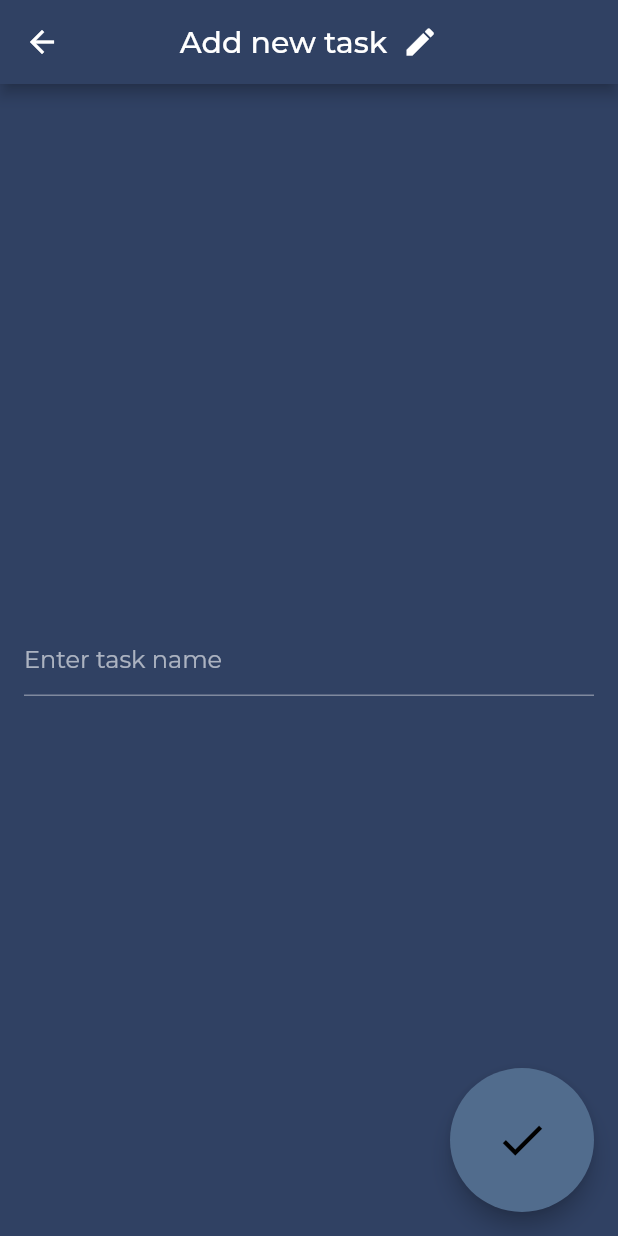
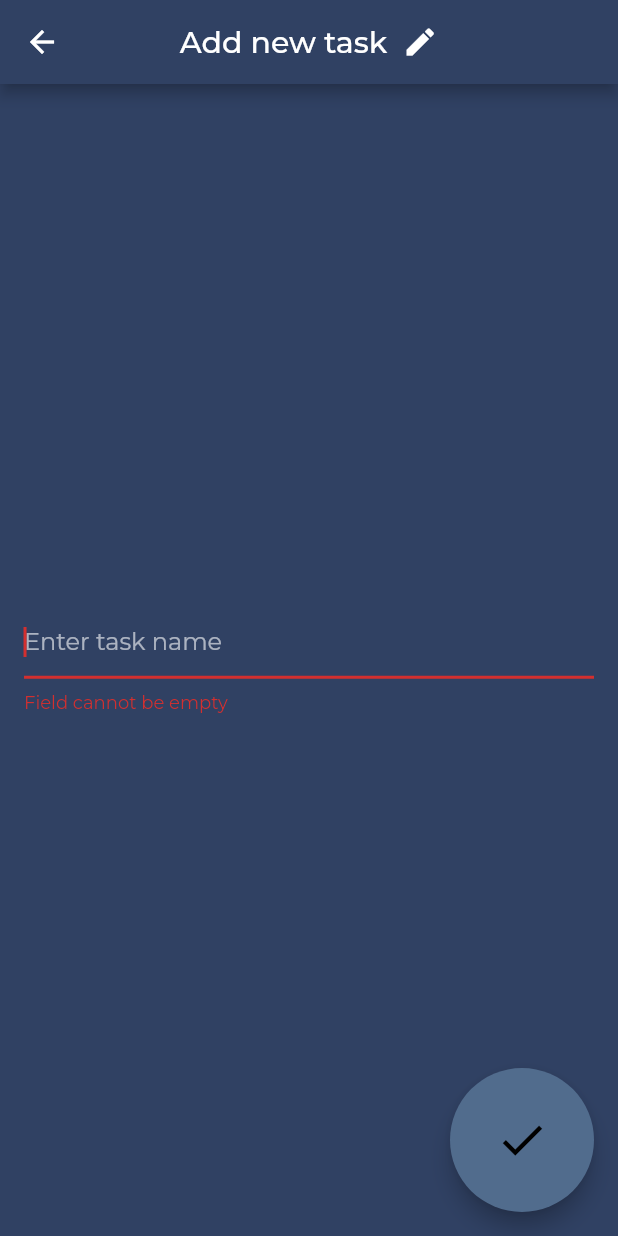
Before and after one commit to elem3ntary/flutter-todo-app, a Flutter app: the screen it shows after launch, after a tap on the "add" icon, on a phone screen of 412 x 824 dp. Run offline on Flutter 3.47's test engine with Material 2 defaults, Android fonts, the phone set to English and light mode, and no system bars; our stand-ins replace google_fonts, sqflite; accounts and stored records are empty.

Commit message:
Refactor code in new folders. Create AppDatabse class responsible for persistance of entity Task in the local SQLite database

```diff
--- /dev/null
+++ b/lib/common_widgets/todo_tile.dart
@@ -0,0 +1,61 @@
+import 'package:flutter/material.dart';
+import 'package:provider/provider.dart';
+import 'package:todo_app/screens/zenmode.dart';
+
+import '../models/task.dart';
+import '../state/task_state.dart';
+
+class TodoTile extends StatelessWidget {
+  const TodoTile(
+    this.task, {
+    super.key,
+  });
+
+  final Task task;
+
+  @override
+  Widget build(BuildContext context) {
+    var state = context.watch<TaskState>();
+    var iconData = task.completed ? Icons.circle : Icons.circle_outlined;
+    return GestureDetector(
+      onTap: () => {
+        Navigator.push(
+            context, MaterialPageRoute(builder: (context) => ZenMode(task)))
+      },
+      child: Container(
+        height: 72,
+        margin: const EdgeInsets.symmetric(vertical: 9, horizontal: 30),
+        decoration: BoxDecoration(
+            border: Border.all(width: 1, color: Colors.white),
+            borderRadius: BorderRadius.circular(10)),
+        child: Row(
+          mainAxisAlignment: MainAxisAlignment.spaceAround,
+          children: [
+            Text(
+              task.name,
+              style: TextStyle(
+                fontSize: Theme.of(context).textTheme.titleLarge!.fontSize,
+              ),
+            ),
+            Container(
+              // margin: const EdgeInsets.symmetric(horizontal: 22),
+              child: IconButton(
+                padding: EdgeInsets.zero,
+                onPressed: () {
+                  state.markTaskAsCompleted(task);
+                },
+                icon: Center(
+                  child: Icon(
+                    iconData,
+                    size: 35,
+                    weight: 1,
+                  ),
+                ),
+              ),
+            ),
+          ],
+        ),
+      ),
+    );
+  }
+}
--- a/lib/main.dart
+++ b/lib/main.dart
@@ -1,13 +1,16 @@
 import 'package:flutter/material.dart';
 import 'package:provider/provider.dart';
 import 'package:google_fonts/google_fonts.dart';
-import 'package:todo_app/create_task.dart';
-import 'package:todo_app/task.dart';
-import 'package:todo_app/zenmode.dart';
+import 'package:todo_app/screens/create_task.dart';
+import 'package:todo_app/models/task.dart';
+import 'package:todo_app/screens/task_list.dart';
+import 'package:todo_app/screens/zenmode.dart';
 
-import 'task_state.dart';
+import 'state/task_state.dart';
+import 'package:sqflite/sqflite.dart';
 
 void main() {
+  WidgetsFlutterBinding.ensureInitialized();
   runApp(
     ChangeNotifierProvider(
       create: (context) => TaskState(),
@@ -32,102 +35,3 @@ class MainApp extends StatelessWidget {
     return MaterialApp(theme: themeData, home: const MainPage());
   }
 }
-
-class MainPage extends StatelessWidget {
-  const MainPage({
-    super.key,
-  });
-
-  @override
-  Widget build(BuildContext context) {
-    var state = context.watch<TaskState>();
-    var tasks = state.getTasks();
-    var themeData = Theme.of(context);
-
-    return Scaffold(
-      backgroundColor: themeData.colorScheme.background,
-      body: Column(
-        children: [
-          const SizedBox(
-            height: 30,
-          ),
-          if (tasks.isEmpty)
-            Expanded(
-                child: Center(
-              child: Text('No tasks. Good work!'),
-            )),
-          if (tasks.isNotEmpty)
-            Expanded(
-              child: ListView.builder(
-                  itemCount: tasks.length,
-                  itemBuilder: ((context, index) => TodoTile(tasks[index]))),
-            ),
-        ],
-      ),
-      floatingActionButton: FloatingActionButton(
-        onPressed: () {
-          Navigator.push(
-              context, MaterialPageRoute(builder: (context) => NewTask()));
-        },
-        child: const IconTheme(
-          data: IconThemeData(color: Colors.white),
-          child: Icon(Icons.add),
-        ),
-      ),
-    );
-  }
-}
-
-class TodoTile extends StatelessWidget {
-  const TodoTile(
-    this.task, {
-    super.key,
-  });
-
-  final Task task;
-
-  @override
-  Widget build(BuildContext context) {
-    var state = context.watch<TaskState>();
-    var iconData = task.done ? Icons.circle : Icons.circle_outlined;
-    return GestureDetector(
-      onLongPress: () => {
-        Navigator.push(
-            context, MaterialPageRoute(builder: (context) => ZenMode(task)))
-      },
-      child: Container(
-        height: 72,
-        margin: const EdgeInsets.symmetric(vertical: 9, horizontal: 30),
-        decoration: BoxDecoration(
-            border: Border.all(width: 1, color: Colors.white),
-            borderRadius: BorderRadius.circular(10)),
-        child: Row(
-          children: [
-            Container(
-              margin: const EdgeInsets.symmetric(horizontal: 22),
-              child: IconButton(
-                padding: EdgeInsets.zero,
-                onPressed: () {
-                  state.markTaskAsCompleted(task);
-                },
-                icon: Center(
-                  child: Icon(
-                    iconData,
-                    size: 35,
-                    weight: 1,
-                  ),
-                ),
-              ),
-            ),
-            Text(
-              task.name,
-              style: TextStyle(
-                fontSize: Theme.of(context).textTheme.headlineSmall!.fontSize,
-              ),
-            ),
-          ],
-        ),
-      ),
-    );
-  }
-}
--- a/lib/task.dart
+++ b/lib/models/task.dart
@@ -1,5 +1,6 @@
 class Task {
-  bool done = false;
+  int? id;
+  bool completed;
   String name;
   String? description;
   Duration time = const Duration(seconds: 0);
@@ -7,9 +8,15 @@ class Task {
   late final List<bool> _progress;
   final List<String> _feelings = [];
 
-  Task(this.name, {this.description, this.progressTabsCount = 3}) {
+  Task(this.name,
+      {this.description,
+      this.progressTabsCount = 3,
+      this.id,
+      this.completed = false}) {
     _progress = [for (var i = 0; i < progressTabsCount; i++) false];
   }
+
+  bool get persisted => id != null;
 
   List<bool> getProgres() {
     return _progress;
@@ -34,4 +41,13 @@ class Task {
     var minutes = '${time.inMinutes.remainder(60)}'.padLeft(2, '0');
     return '$minutes:$seconds';
   }
+
+  Map<String, dynamic> toMap() {
+    return {
+      'id': id,
+      'name': name,
+      'description': description,
+      'completed': completed
+    };
+  }
 }
--- a/lib/create_task.dart
+++ b/lib/screens/create_task.dart
@@ -1,7 +1,7 @@
 import 'package:flutter/material.dart';
 import 'package:provider/provider.dart';
-import 'package:todo_app/task.dart';
-import 'package:todo_app/task_state.dart';
+import 'package:todo_app/models/task.dart';
+import 'package:todo_app/state/task_state.dart';
 
 class NewTask extends StatefulWidget {
   NewTask({super.key});
@@ -61,6 +61,7 @@ class _NewTaskState extends State<NewTask> {
             Padding(
               padding: const EdgeInsets.all(16.0),
               child: TextField(
+                autofocus: true,
                 controller: _controller,
                 decoration: InputDecoration(
                     hintText: 'Enter task name',
--- /dev/null
+++ b/lib/screens/task_list.dart
@@ -0,0 +1,50 @@
+import 'package:flutter/material.dart';
+import 'package:provider/provider.dart';
+import 'package:todo_app/common_widgets/todo_tile.dart';
+import 'package:todo_app/screens/create_task.dart';
+import '../state/task_state.dart';
+
+class MainPage extends StatelessWidget {
+  const MainPage({
+    super.key,
+  });
+
+  @override
+  Widget build(BuildContext context) {
+    var state = context.watch<TaskState>();
+    var tasks = state.getTasks();
+    var themeData = Theme.of(context);
+
+    return Scaffold(
+      backgroundColor: themeData.colorScheme.background,
+      body: Column(
+        children: [
+          const SizedBox(
+            height: 30,
+          ),
+          if (tasks.isEmpty)
+            Expanded(
+                child: Center(
+              child: Text('No tasks. Good work!'),
+            )),
+          if (tasks.isNotEmpty)
+            Expanded(
+              child: ListView.builder(
+                  itemCount: tasks.length,
+                  itemBuilder: ((context, index) => TodoTile(tasks[index]))),
+            ),
+        ],
+      ),
+      floatingActionButton: FloatingActionButton(
+        onPressed: () {
+          Navigator.push(
+              context, MaterialPageRoute(builder: (context) => NewTask()));
+        },
+        child: const IconTheme(
+          data: IconThemeData(color: Colors.white),
+          child: Icon(Icons.add),
+        ),
+      ),
+    );
+  }
+}
--- a/lib/task_state.dart
+++ b/lib/state/task_state.dart
@@ -1,5 +1,6 @@
 import 'package:flutter/foundation.dart';
-import 'package:todo_app/task.dart';
+import 'package:todo_app/models/task.dart';
+import 'package:todo_app/persistance.dart';
 
 class TaskState extends ChangeNotifier {
   var tasks = <Task>[Task('Some cool name', progressTabsCount: 3)];
@@ -11,11 +12,11 @@ class TaskState extends ChangeNotifier {
 
   void markTaskAsCompleted(Task task) {
     int selectedTask = tasks.indexOf(task);
-    tasks[selectedTask].done = true;
+    tasks[selectedTask].completed = true;
     notifyListeners();
   }
 
   List<Task> getTasks() {
-    return tasks.where((element) => !element.done).toList();
+    return tasks.where((element) => !element.completed).toList();
   }
 }
--- a/pubspec.yaml
+++ b/pubspec.yaml
@@ -16,6 +16,8 @@ dev_dependencies:
   flutter_test:
     sdk: flutter
   flutter_lints: ^2.0.0
+  sqflite:
+  path:
 
 flutter:
   uses-material-design: true
```
Also changed, not shown: lib/persistance.dart (added, +48 -0 lines), lib/screens/zenmode.dart (renamed from lib/zenmode.dart, +11 -3 lines), pubspec.lock, 3 other files.
